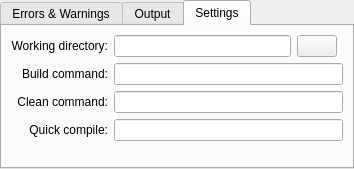
First picture: the form in kate/plugins/katebuild-plugin/build.ui, repository KDE/kate, before the edit.
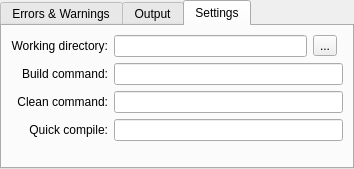
Second picture: the form after the edit. Custom widgets are drawn as their Qt base class.

Commit message: Use QToolButton instead of KPushButton for the action like button in the setup gui

The edit to the form file:
```diff
--- a/kate/plugins/katebuild-plugin/build.ui
+++ b/kate/plugins/katebuild-plugin/build.ui
@@ -188,7 +188,11 @@
         </widget>
        </item>
        <item row="0" column="2">
-        <widget class="KPushButton" name="browse"/>
+        <widget class="QToolButton" name="browse">
+         <property name="text">
+          <string>...</string>
+         </property>
+        </widget>
        </item>
       </layout>
      </widget>
@@ -197,11 +201,6 @@
   </layout>
  </widget>
  <customwidgets>
-  <customwidget>
-   <class>KPushButton</class>
-   <extends>QPushButton</extends>
-   <header>kpushbutton.h</header>
-  </customwidget>
   <customwidget>
    <class>KLineEdit</class>
    <extends>QLineEdit</extends>
```
